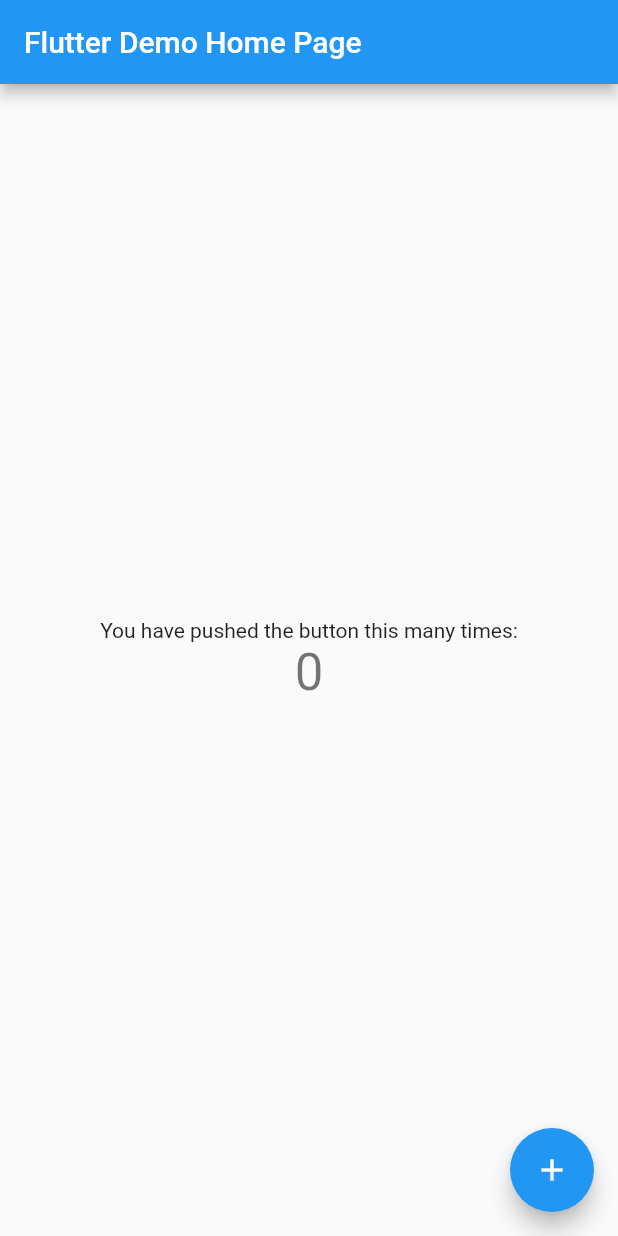
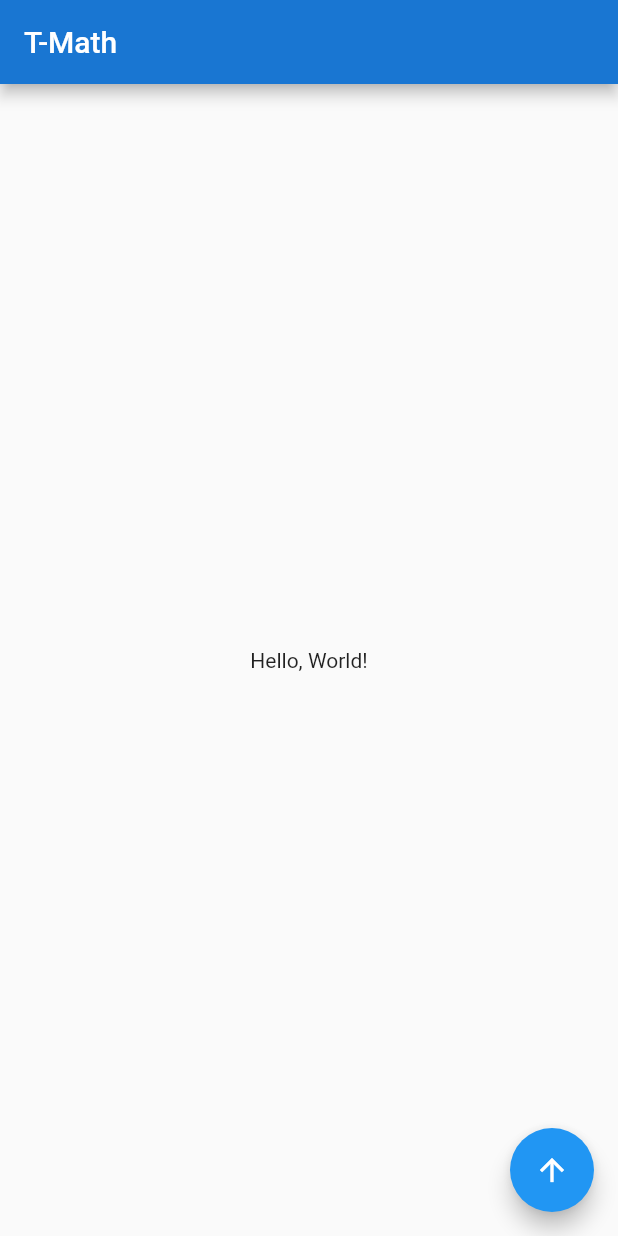
Before and after one commit to songpola/t_math, a Flutter app: the screen it shows after launch, on a phone screen of 412 x 824 dp. Run offline on Flutter 3.47's test engine with Material 2 defaults, Android fonts, the phone set to English and light mode, and no system bars.

Commit message:
Setup project

```diff
--- a/lib/main.dart
+++ b/lib/main.dart
@@ -1,113 +1,45 @@
 import 'package:flutter/material.dart';
 
 void main() {
-  runApp(MyApp());
+  runApp(MainApp());
 }
 
-class MyApp extends StatelessWidget {
-  // This widget is the root of your application.
+class MainApp extends StatelessWidget {
   @override
   Widget build(BuildContext context) {
     return MaterialApp(
-      title: 'Flutter Demo',
+      title: 'T-Math',
       theme: ThemeData(
-        // This is the theme of your application.
-        //
-        // Try running your application with "flutter run". You'll see the
-        // application has a blue toolbar. Then, without quitting the app, try
-        // changing the primarySwatch below to Colors.green and then invoke
-        // "hot reload" (press "r" in the console where you ran "flutter run",
-        // or simply save your changes to "hot reload" in a Flutter IDE).
-        // Notice that the counter didn't reset back to zero; the application
-        // is not restarted.
-        primarySwatch: Colors.blue,
+        primaryColor: Colors.blue[700],
       ),
-      home: MyHomePage(title: 'Flutter Demo Home Page'),
+      home: HomePage(title: 'T-Math'),
     );
   }
 }
 
-class MyHomePage extends StatefulWidget {
-  MyHomePage({Key key, this.title}) : super(key: key);
-
-  // This widget is the home page of your application. It is stateful, meaning
-  // that it has a State object (defined below) that contains fields that affect
-  // how it looks.
-
-  // This class is the configuration for the state. It holds the values (in this
-  // case the title) provided by the parent (in this case the App widget) and
-  // used by the build method of the State. Fields in a Widget subclass are
-  // always marked "final".
+class HomePage extends StatefulWidget {
+  HomePage({Key key, this.title}) : super(key: key);
 
   final String title;
 
   @override
-  _MyHomePageState createState() => _MyHomePageState();
+  _HomePageState createState() => _HomePageState();
 }
 
-class _MyHomePageState extends State<MyHomePage> {
-  int _counter = 0;
-
-  void _incrementCounter() {
-    setState(() {
-      // This call to setState tells the Flutter framework that something has
-      // changed in this State, which causes it to rerun the build method below
-      // so that the display can reflect the updated values. If we changed
-      // _counter without calling setState(), then the build method would not be
-      // called again, and so nothing would appear to happen.
-      _counter++;
-    });
-  }
+class _HomePageState extends State<HomePage> {
 
   @override
   Widget build(BuildContext context) {
-    // This method is rerun every time setState is called, for instance as done
-    // by the _incrementCounter method above.
-    //
-    // The Flutter framework has been optimized to make rerunning build methods
-    // fast, so that you can just rebuild anything that needs updating rather
-    // than having to individually change instances of widgets.
     return Scaffold(
-      appBar: AppBar(
-        // Here we take the value from the MyHomePage object that was created by
-        // the App.build method, and use it to set our appbar title.
-        title: Text(widget.title),
-      ),
+      appBar: AppBar(title: Text(widget.title)),
       body: Center(
-        // Center is a layout widget. It takes a single child and positions it
-        // in the middle of the parent.
-        child: Column(
-          // Column is also a layout widget. It takes a list of children and
-          // arranges them vertically. By default, it sizes itself to fit its
-          // children horizontally, and tries to be as tall as its parent.
-          //
-          // Invoke "debug painting" (press "p" in the console, choose the
-          // "Toggle Debug Paint" action from the Flutter Inspector in Android
-          // Studio, or the "Toggle Debug Paint" command in Visual Studio Code)
-          // to see the wireframe for each widget.
-          //
-          // Column has various properties to control how it sizes itself and
-          // how it positions its children. Here we use mainAxisAlignment to
-          // center the children vertically; the main axis here is the vertical
-          // axis because Columns are vertical (the cross axis would be
-          // horizontal).
-          mainAxisAlignment: MainAxisAlignment.center,
-          children: <Widget>[
-            Text(
-              'You have pushed the button this many times:',
-            ),
-            Text(
-              '$_counter',
-              style: Theme.of(context).textTheme.headline4,
-            ),
-          ],
-        ),
+        child: Text("Hello, World!"),
       ),
       floatingActionButton: FloatingActionButton(
-        onPressed: _incrementCounter,
-        tooltip: 'Increment',
-        child: Icon(Icons.add),
-      ), // This trailing comma makes auto-formatting nicer for build methods.
+        onPressed: () {},
+        tooltip: 'Back to Top',
+        child: Icon(Icons.arrow_upward),
+      ),
     );
   }
 }
```
Also changed, not shown: 2 other files.
